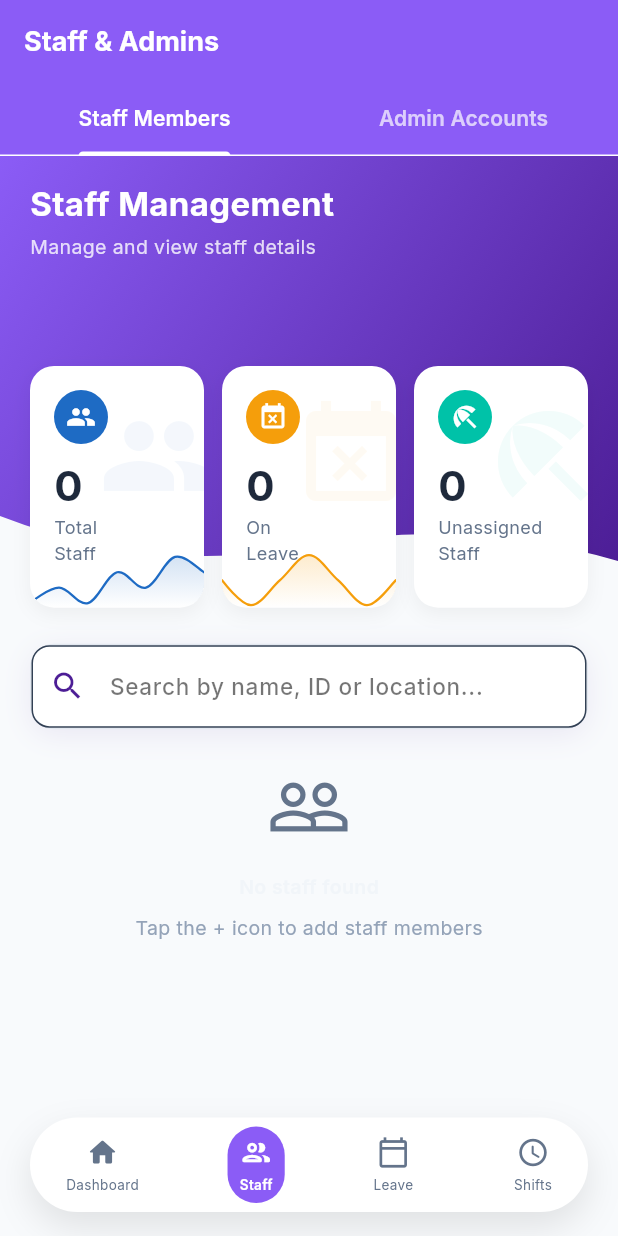
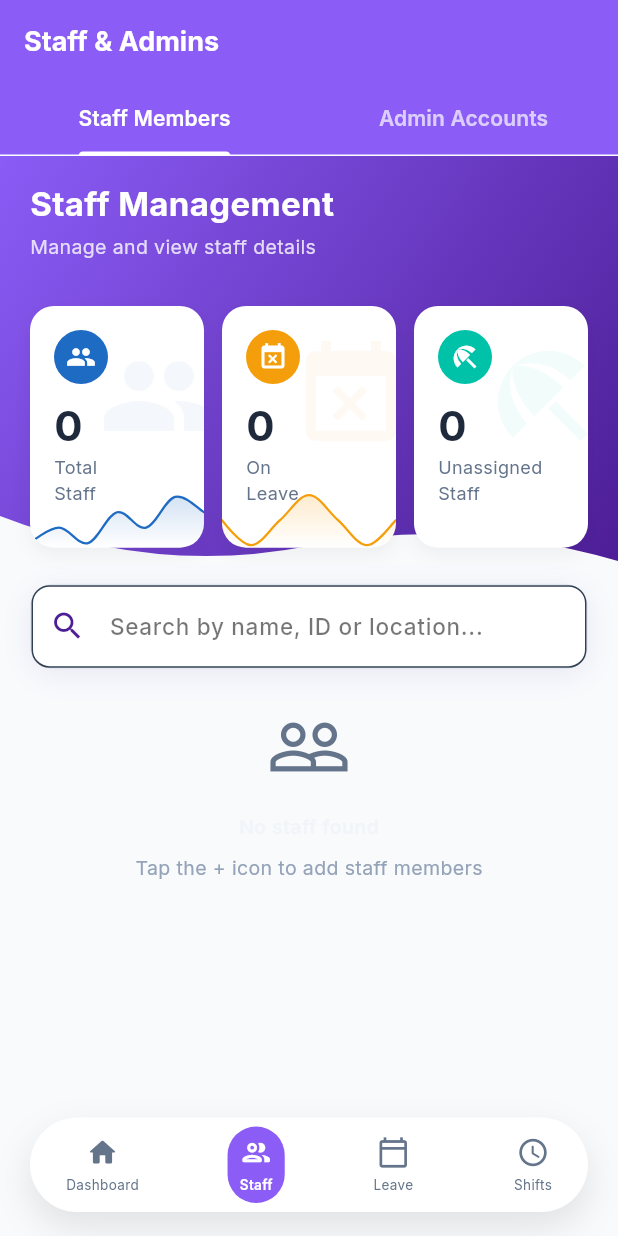
Before and after one commit to sgs-it/Accomodation_app, a Flutter app: the StaffListScreen screen opened by its route, on a phone screen of 412 x 824 dp. Run offline on Flutter 3.47's test engine with Material 3 defaults, Android fonts, the phone set to English and light mode, and no system bars; drawn by our look-alikes of fl_chart; our stand-ins replace firebase_core, firebase_messaging, go_router, google_fonts, share_plus, shimmer and 1 more; missing offline and left inert: excel; accounts and stored records are empty.

Commit message:
Reduce gap above stat cards in staff list screen

```diff
--- a/lib/screens/staff/staff_list_screen.dart
+++ b/lib/screens/staff/staff_list_screen.dart
@@ -229,7 +229,7 @@ class _StaffListScreenState extends State<StaffListScreen>
                   ),
                   // Overlapping content
                   Container(
-                    margin: const EdgeInsets.only(top: 140),
+                    margin: const EdgeInsets.only(top: 100),
                     padding: const EdgeInsets.symmetric(horizontal: 20),
                     child: Column(
                       crossAxisAlignment: CrossAxisAlignment.start,
```
